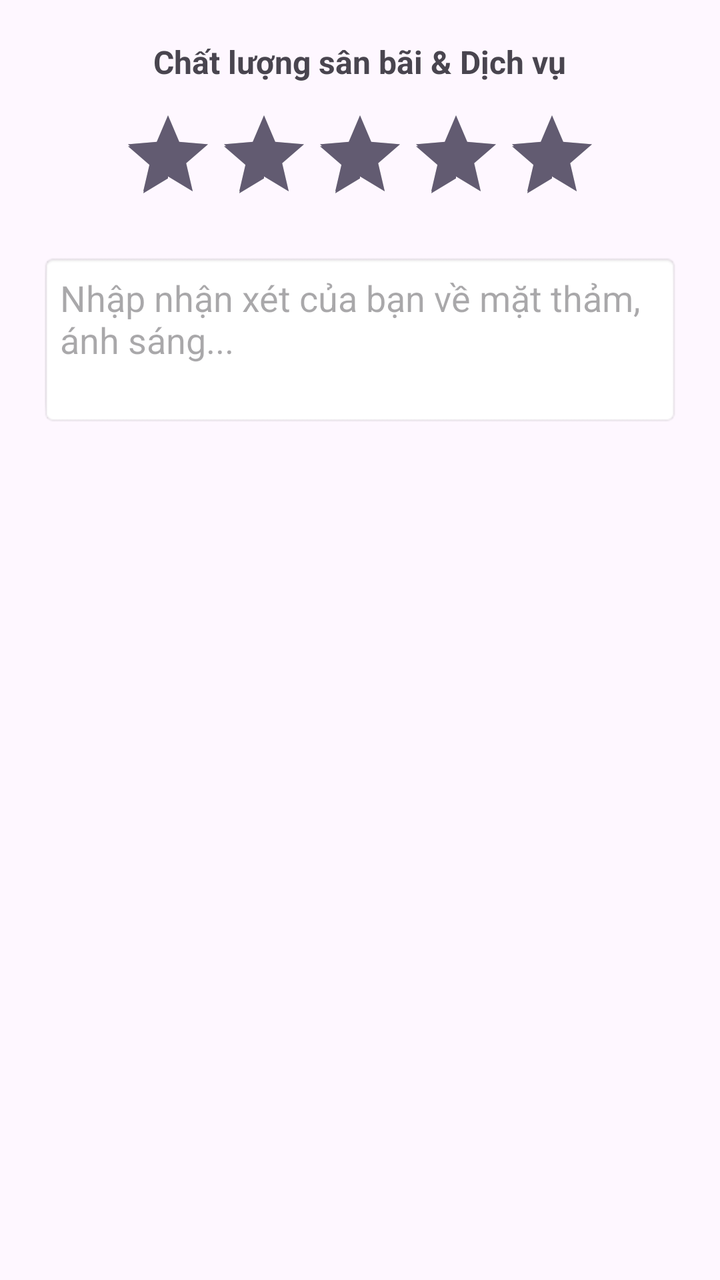
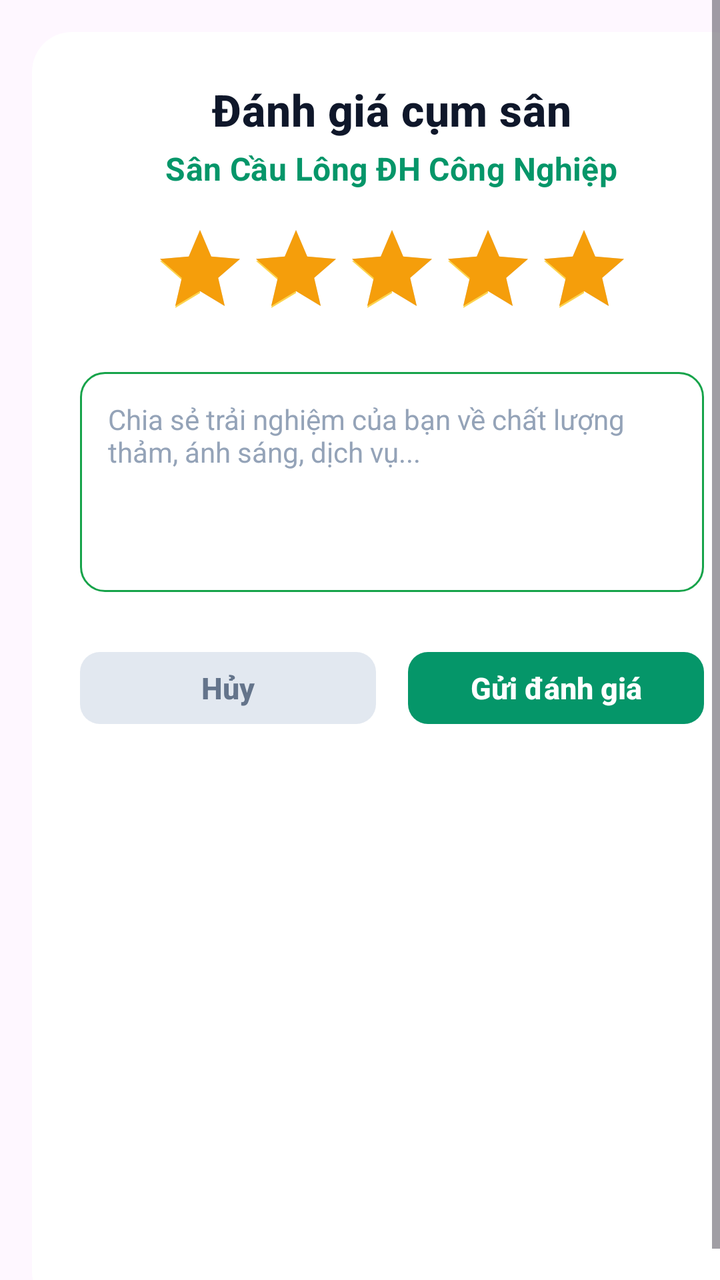

Screens rendered from an Android XML layout before and after an edit, with the pre-edit source and the edit as a unified diff.
<!-- AndroidManifest.xml: application theme Theme.BadmintonBooking -->
<!-- res/layout/dialog_review.xml -->
<?xml version="1.0" encoding="utf-8"?>
<LinearLayout xmlns:android="http://schemas.android.com/apk/res/android"
    android:layout_width="match_parent"
    android:layout_height="wrap_content"
    android:orientation="vertical"
    android:padding="20dp">

    <TextView
        android:layout_width="wrap_content"
        android:layout_height="wrap_content"
        android:text="Chất lượng sân bãi &amp; Dịch vụ"
        android:textStyle="bold"
        android:textSize="16sp"
        android:layout_gravity="center_horizontal"
        android:layout_marginBottom="12dp" />

    <RatingBar
        android:id="@+id/ratingBar"
        android:layout_width="wrap_content"
        android:layout_height="wrap_content"
        android:numStars="5"
        android:stepSize="1.0"
        android:rating="5"
        android:layout_gravity="center_horizontal"
        android:layout_marginBottom="16dp" />

    <EditText
        android:id="@+id/edtComment"
        android:layout_width="match_parent"
        android:layout_height="wrap_content"
        android:hint="Nhập nhận xét của bạn về mặt thảm, ánh sáng..."
        android:minLines="3"
        android:gravity="top|start"
        android:background="@android:drawable/editbox_background"
        android:padding="10dp" />

</LinearLayout>
<!-- resources referenced by this layout -->
<resources>
  <style name="Theme.BadmintonBooking" parent="Base.Theme.BadmintonBooking" />
  <style name="Base.Theme.BadmintonBooking" parent="Theme.Material3.DayNight.NoActionBar">
          
          
      </style>
</resources>

<!-- the commit's change to res/layout/dialog_review.xml (unified diff, before → after) -->
@@ -1,37 +1,107 @@
 <?xml version="1.0" encoding="utf-8"?>
-<LinearLayout xmlns:android="http://schemas.android.com/apk/res/android"
+<ScrollView xmlns:android="http://schemas.android.com/apk/res/android"
+    xmlns:app="http://schemas.android.com/apk/res-auto"
     android:layout_width="match_parent"
     android:layout_height="wrap_content"
-    android:orientation="vertical"
-    android:padding="20dp">
+    android:fillViewport="true">
 
-    <TextView
-        android:layout_width="wrap_content"
-        android:layout_height="wrap_content"
-        android:text="Chất lượng sân bãi &amp; Dịch vụ"
-        android:textStyle="bold"
-        android:textSize="16sp"
-        android:layout_gravity="center_horizontal"
-        android:layout_marginBottom="12dp" />
-
-    <RatingBar
-        android:id="@+id/ratingBar"
-        android:layout_width="wrap_content"
-        android:layout_height="wrap_content"
-        android:numStars="5"
-        android:stepSize="1.0"
-        android:rating="5"
-        android:layout_gravity="center_horizontal"
-        android:layout_marginBottom="16dp" />
-
-    <EditText
-        android:id="@+id/edtComment"
+    <LinearLayout
         android:layout_width="match_parent"
         android:layout_height="wrap_content"
-        android:hint="Nhập nhận xét của bạn về mặt thảm, ánh sáng..."
-        android:minLines="3"
-        android:gravity="top|start"
-        android:background="@android:drawable/editbox_background"
-        android:padding="10dp" />
+        android:layout_margin="16dp"
+        android:background="@drawable/bg_rounded_dialog"
+        android:gravity="center_horizontal"
+        android:orientation="vertical"
+        android:padding="24dp">
 
-</LinearLayout>
+        
+        <TextView
+            android:layout_width="wrap_content"
+            android:layout_height="wrap_content"
+            android:text="Đánh giá cụm sân"
+            android:textAppearance="@style/TextAppearance.Badminton.H1"
+            android:textStyle="bold"
+            android:textColor="#0F172A"
+            android:layout_marginBottom="4dp"/>
+
+        
+        <TextView
+            android:id="@+id/tv_court_name_rating"
+            android:layout_width="wrap_content"
+            android:layout_height="wrap_content"
+            android:text="Sân Cầu Lông ĐH Công Nghiệp"
+            android:textAppearance="@style/TextAppearance.Badminton.H2"
+            android:textColor="#059669"
+            android:textStyle="bold"
+            android:layout_marginBottom="16dp"/>
+
+        
+        <RatingBar
+            android:id="@+id/rating_bar"
+            android:layout_width="wrap_content"
+            android:layout_height="wrap_content"
+            android:numStars="5"
+            android:stepSize="1.0"
+            android:rating="5"
+            android:progressTint="#F59E0B"
+            android:secondaryProgressTint="#FCD34D"
+            android:layout_marginBottom="18dp"/>
+
+        
+        <EditText
+            android:id="@+id/edt_review_comment"
+            android:layout_width="match_parent"
+            android:layout_height="110dp"
+            android:background="@drawable/bg_edittext_outline"
+            android:gravity="top|start"
+            android:hint="Chia sẻ trải nghiệm của bạn về chất lượng thảm, ánh sáng, dịch vụ..."
+            android:padding="14dp"
+            android:textColorHint="#94A3B8"
+            android:textColor="#1E293B"
+            android:textSize="14sp"
+            android:layout_marginBottom="24dp"/>
+
+        
+        <LinearLayout
+            android:layout_width="match_parent"
+            android:layout_height="wrap_content"
+            android:orientation="horizontal"
+            android:baselineAligned="false"
+            android:weightSum="2">
+
+            
+            <com.google.android.material.button.MaterialButton
+                android:id="@+id/btn_cancel_rating"
+                style="@style/Widget.MaterialComponents.Button.UnelevatedButton"
+                android:layout_width="0dp"
+                android:layout_height="48dp"
+                android:layout_weight="1"
+                android:layout_marginEnd="8dp"
+                android:text="Hủy"
+                android:textAllCaps="false"
+                android:letterSpacing="0"
+                android:textColor="#64748B"
+                android:textSize="15sp"
+                android:textStyle="bold"
+                app:backgroundTint="#E2E8F0"
+                app:cornerRadius="10dp"/>
+
+            
+            <com.google.android.material.button.MaterialButton
+                android:id="@+id/btn_submit_rating"
+                style="@style/Widget.MaterialComponents.Button.UnelevatedButton"
+                android:layout_width="0dp"
+                android:layout_height="48dp"
+                android:layout_weight="1"
+                android:layout_marginStart="8dp"
+                android:text="Gửi đánh giá"
+                android:textAllCaps="false"
+                android:letterSpacing="0"
+                android:textColor="#FFFFFF"
+                android:textSize="15sp"
+                android:textStyle="bold"
+                app:cornerRadius="10dp"
+                app:backgroundTint="#059669"/>
+        </LinearLayout>
+    </LinearLayout>
+</ScrollView>
<!-- resource entries referenced after the edit -->
@@ -1,6 +1,34 @@
 <!-- resources referenced by this layout -->
 <resources>
+  <!-- drawable bg_edittext_outline (drawable) -->
+  <?xml version="1.0" encoding="utf-8"?>
+  <shape xmlns:android="http://schemas.android.com/apk/res/android"
+      android:shape="rectangle">
+      <solid android:color="@color/surface_card"/>
+      <stroke android:width="1dp" android:color="@color/court_green_primary"/> 
+      <corners android:radius="12dp"/>
+  </shape>
+  <!-- drawable bg_rounded_dialog (drawable) -->
+  <?xml version="1.0" encoding="utf-8"?>
+  <shape xmlns:android="http://schemas.android.com/apk/res/android"
+      android:shape="rectangle">
+      <solid android:color="@color/surface_card"/> 
+      <corners android:radius="20dp"/> 
+  </shape>
+  <style name="TextAppearance.Badminton.H1" parent="TextAppearance.MaterialComponents.Headline6">
+          <item name="android:textSize">22sp</item>
+          <item name="android:textStyle">bold</item>
+          <item name="android:textColor">@color/text_heading</item>
+      </style>
+  <style name="TextAppearance.Badminton.H2" parent="TextAppearance.MaterialComponents.Subtitle1">
+          <item name="android:textSize">16sp</item>
+          <item name="android:textStyle">bold</item>
+          <item name="android:textColor">@color/text_heading</item>
+      </style>
   <style name="Theme.BadmintonBooking" parent="Base.Theme.BadmintonBooking" />
+  <color name="surface_card">#FFFFFF</color>
+  <color name="court_green_primary">#16A34A</color>
+  <color name="text_heading">#0F172A</color>
   <style name="Base.Theme.BadmintonBooking" parent="Theme.Material3.DayNight.NoActionBar">
           
           
